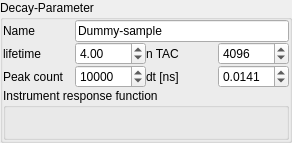
Before: the Qt Designer form chisurf/gui/widgets/experiments/tcspc/tcspc_dummy.ui in Fluorescence-Tools/chisurf, drawn with Qt 5.
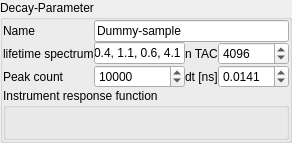
After: the same form once the commit is applied.

Commit message:
TCSPCSetupDummy enhancement
add option for lifetime spectra

The edit to the form file:
```diff
--- a/chisurf/gui/widgets/experiments/tcspc/tcspc_dummy.ui
+++ b/chisurf/gui/widgets/experiments/tcspc/tcspc_dummy.ui
@@ -77,7 +77,7 @@
       <item row="1" column="0">
        <widget class="QLabel" name="label">
         <property name="text">
-         <string>lifetime</string>
+         <string>lifetime spectrum</string>
         </property>
        </widget>
       </item>
@@ -91,13 +91,6 @@
         </property>
        </widget>
       </item>
-      <item row="1" column="1">
-       <widget class="QDoubleSpinBox" name="doubleSpinBox_2">
-        <property name="value">
-         <double>4.000000000000000</double>
-        </property>
-       </widget>
-      </item>
       <item row="2" column="3">
        <widget class="QDoubleSpinBox" name="doubleSpinBox">
         <property name="decimals">
@@ -156,6 +149,13 @@
         </layout>
        </widget>
       </item>
+      <item row="1" column="1">
+       <widget class="QLineEdit" name="lineEdit_2">
+        <property name="text">
+         <string>0.4, 1.1, 0.6, 4.1</string>
+        </property>
+       </widget>
+      </item>
      </layout>
     </widget>
    </item>
```
Left out of the diff: 32 changed lines with no effect on the pictures. The commit also changes 2 other files.
